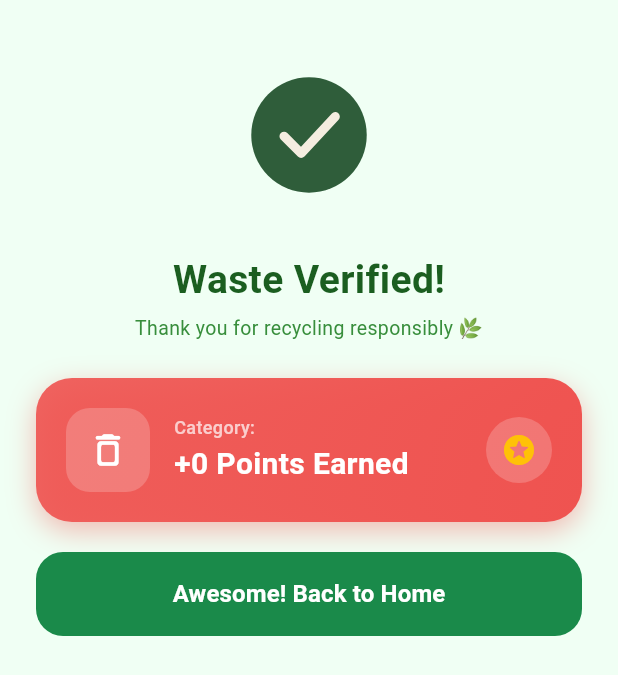
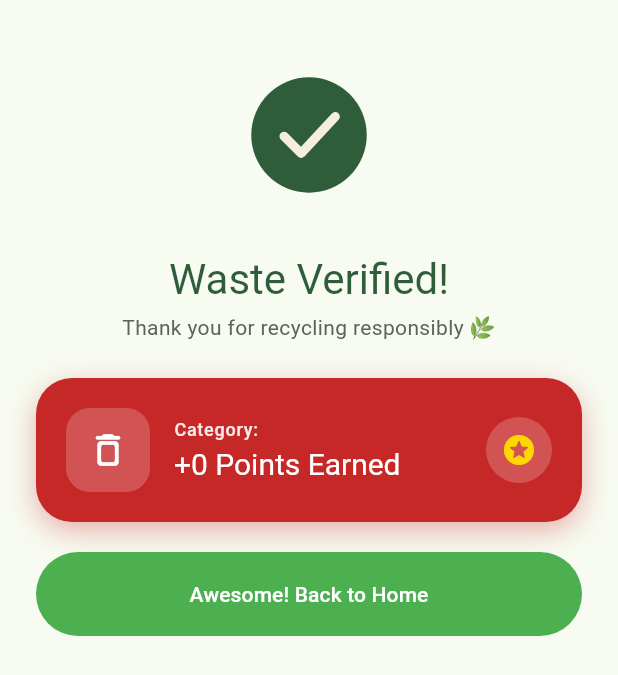
Before and after one commit to JmMoshi16/CAPSTONE-1, a Flutter app: the _SuccessScreen screen opened directly with empty values, on a phone screen of 412 x 824 dp. Shown: the top 675 px of the screen. Run offline on Flutter 3.47's test engine with Material 3 defaults, Android fonts, the phone set to English and light mode, and no system bars; our stand-ins replace cloud_firestore, firebase_auth, firebase_core, fl_chart, flutter_local_notifications, lottie and 1 more; missing offline and left inert: mobile_scanner; accounts and stored records are empty.

Commit message:
Scanner and success screen on design tokens
Back and torch buttons 44 dp (48 dp touch); retry button readable on black;
success card uses deep waste fills so white text passes AA; error dialog themed.

Co-Authored-By: Claude Opus 5.5 <noreply@anthropic.com>

```diff
--- a/lib/screens/customer/qr_scanner_screen.dart
+++ b/lib/screens/customer/qr_scanner_screen.dart
@@ -1,14 +1,15 @@
 import 'package:flutter/material.dart';
-import '../../core/tap.dart';
 import 'package:flutter/services.dart';
 import 'package:mobile_scanner/mobile_scanner.dart';
 import '../../services/firebase_service.dart';
 import '../../services/notification_service.dart';
 import '../../models/models.dart';
 import '../../widgets/eco_animations.dart';
+import '../../widgets/ui.dart';
+import '../../core/theme.dart' show wasteIcon;
 
-const _kGreen = Color(0xFF2ECC71);
-const _kDarkGreen = Color(0xFF1A8A4A);
+/// Scanner accents sit on the camera image, so they use the bright brand mint in both themes.
+const _kScanAccent = AppPalette.mint;
 
 /// Shared points mapping — single source of truth in this file.
 const _kPointsMap = {'Biodegradable': 15, 'Recyclable': 10, 'Residual': 5};
@@ -41,7 +42,7 @@ class _QRScannerScreenState extends State<QRScannerScreen> with SingleTickerProv
     super.initState();
     _scanLineCtrl = AnimationController(
       vsync: this,
-      duration: const Duration(milliseconds: 1500),
+      duration: AppMotion.ambient,
     )..repeat(reverse: true);
     _scanLineAnim = _scanLineCtrl;
     // FIX 7: Detect camera permission denial on start
@@ -145,38 +146,39 @@ class _QRScannerScreenState extends State<QRScannerScreen> with SingleTickerProv
     setState(() => _processing = false);
     showDialog(
       context: context,
-      builder: (_) => AlertDialog(
-        shape: RoundedRectangleBorder(borderRadius: BorderRadius.circular(24)),
+      builder: (ctx) {
+        final c = ctx.colors;
+        return AlertDialog(
           content: Column(mainAxisSize: MainAxisSize.min, children: [
             Container(
               width: 64, height: 64,
-            decoration: BoxDecoration(color: Colors.red.withValues(alpha: 0.1), shape: BoxShape.circle),
-            child: const Icon(Icons.error_rounded, color: Colors.red, size: 36),
+              decoration: BoxDecoration(color: c.dangerContainer, shape: BoxShape.circle),
+              child: Icon(Icons.error_rounded, color: c.danger, size: 36),
             ),
-          const SizedBox(height: 14),
-          Text(title, style: const TextStyle(fontWeight: FontWeight.bold, fontSize: 17), textAlign: TextAlign.center),
-          const SizedBox(height: 6),
-          Text(message, style: const TextStyle(color: Colors.grey, fontSize: 13), textAlign: TextAlign.center),
+            const SizedBox(height: AppSpace.md - 2),
+            Text(title, style: ctx.text.titleLarge, textAlign: TextAlign.center),
+            const SizedBox(height: AppSpace.xs - 2),
+            Text(message, style: ctx.text.bodyMedium!.copyWith(color: c.textSecondary), textAlign: TextAlign.center),
           ]),
           actions: [
-          SizedBox(width: double.infinity,
-            child: ElevatedButton(
+            AppButton(
+              label: 'Try Again',
+              kind: AppButtonKind.danger,
+              height: 48,
               onPressed: () async {
-                Navigator.pop(context);
+                Navigator.pop(ctx);
                 await _controller.start();
               },
-              style: ElevatedButton.styleFrom(backgroundColor: Colors.red,
-                  shape: RoundedRectangleBorder(borderRadius: BorderRadius.circular(12)), elevation: 0),
-              child: const Text('Try Again', style: TextStyle(color: Colors.white, fontWeight: FontWeight.bold)),
-            ),
             ),
           ],
-      ),
+        );
+      },
     );
   }
 
   @override
   Widget build(BuildContext context) {
+    final t = context.text;
     // FIX 7: Permission denied UI
     if (_permissionDenied) {
       return Scaffold(
@@ -189,35 +191,33 @@ class _QRScannerScreenState extends State<QRScannerScreen> with SingleTickerProv
         ),
         body: Center(
           child: Padding(
-            padding: const EdgeInsets.all(32),
+            padding: const EdgeInsets.all(AppSpace.xxl),
             child: Column(mainAxisSize: MainAxisSize.min, children: [
               Container(
                 width: 80, height: 80,
                 decoration: BoxDecoration(color: Colors.white.withValues(alpha: 0.08), shape: BoxShape.circle),
-                child: const Icon(Icons.lock_rounded, color: Colors.white54, size: 40),
+                child: const Icon(Icons.lock_rounded, color: Colors.white70, size: 40),
               ),
-              const SizedBox(height: 20),
-              const Text('Camera Permission Required',
-                  style: TextStyle(color: Colors.white, fontWeight: FontWeight.bold, fontSize: 18),
+              const SizedBox(height: AppSpace.lg),
+              Text('Camera Permission Required',
+                  style: t.titleLarge!.copyWith(color: Colors.white),
                   textAlign: TextAlign.center),
-              const SizedBox(height: 8),
-              const Text('Please allow camera access to scan QR codes',
-                  style: TextStyle(color: Colors.white54, fontSize: 13),
+              const SizedBox(height: AppSpace.xs),
+              Text('Please allow camera access to scan QR codes',
+                  style: t.bodyMedium!.copyWith(color: Colors.white70),
                   textAlign: TextAlign.center),
-              const SizedBox(height: 28),
-              ElevatedButton.icon(
+              const SizedBox(height: AppSpace.xl + 4),
+              FilledButton.icon(
                 onPressed: () async {
                   setState(() => _permissionDenied = false);
                   await _controller.start();
                 },
                 icon: const Icon(Icons.camera_alt_rounded),
                 label: const Text('Retry Camera Access'),
-                style: ElevatedButton.styleFrom(
-                  backgroundColor: _kGreen,
-                  foregroundColor: Colors.white,
-                  padding: const EdgeInsets.symmetric(horizontal: 24, vertical: 14),
-                  shape: RoundedRectangleBorder(borderRadius: BorderRadius.circular(12)),
-                  elevation: 0,
+                style: FilledButton.styleFrom(
+                  backgroundColor: _kScanAccent,
+                  foregroundColor: AppPalette.forestDeep,
+                  padding: const EdgeInsets.symmetric(horizontal: AppSpace.xl, vertical: AppSpace.md - 2),
                 ),
               ),
             ]),
@@ -247,20 +247,19 @@ class _QRScannerScreenState extends State<QRScannerScreen> with SingleTickerProv
           ),
           SafeArea(
             child: Padding(
-              padding: const EdgeInsets.all(16),
+              padding: const EdgeInsets.all(AppSpace.md),
               child: Row(
                 children: [
                   Tap(label: 'Back', tooltip: true,
                     onTap: () => Navigator.pop(context),
                     child: Container(
-                      padding: const EdgeInsets.all(10),
-                      decoration: BoxDecoration(color: Colors.black54, borderRadius: BorderRadius.circular(12)),
+                      width: 44, height: 44,
+                      decoration: BoxDecoration(color: Colors.black54, borderRadius: AppRadius.all(AppRadius.md)),
                       child: const Icon(Icons.arrow_back_ios_new, color: Colors.white, size: 18),
                     ),
                   ),
-                  const SizedBox(width: 12),
-                  const Text('Scan QR Code', style: TextStyle(color: Colors.white, fontWeight: FontWeight.bold, fontSize: 18)),
-                  const Spacer(),
+                  const SizedBox(width: AppSpace.sm),
+                  Expanded(child: Text('Scan QR Code', style: t.titleLarge!.copyWith(color: Colors.white))),
                   // FIX 4: Torch toggle with visual on/off state
                   Tap(label: _torchOn ? 'Turn flashlight off' : 'Turn flashlight on', tooltip: true, selected: _torchOn,
                     onTap: () {
@@ -268,15 +267,15 @@ class _QRScannerScreenState extends State<QRScannerScreen> with SingleTickerProv
                       setState(() => _torchOn = !_torchOn);
                     },
                     child: AnimatedContainer(
-                      duration: const Duration(milliseconds: 200),
-                      padding: const EdgeInsets.all(10),
+                      duration: AppMotion.of(context, AppMotion.medium),
+                      width: 44, height: 44,
                       decoration: BoxDecoration(
-                        color: _torchOn ? Colors.amber : Colors.black54,
-                        borderRadius: BorderRadius.circular(12),
+                        color: _torchOn ? AppPalette.coin[1] : Colors.black54,
+                        borderRadius: AppRadius.all(AppRadius.md),
                       ),
                       child: Icon(
                         _torchOn ? Icons.flash_on_rounded : Icons.flash_off_rounded,
-                        color: Colors.white,
+                        color: _torchOn ? Colors.black : Colors.white,
                         size: 20,
                       ),
                     ),
@@ -288,16 +287,16 @@ class _QRScannerScreenState extends State<QRScannerScreen> with SingleTickerProv
           Align(
             alignment: Alignment.bottomCenter,
             child: Container(
-              margin: const EdgeInsets.fromLTRB(24, 0, 24, 60),
-              padding: const EdgeInsets.all(20),
-              decoration: BoxDecoration(color: Colors.black.withValues(alpha: 0.7), borderRadius: BorderRadius.circular(20)),
+              margin: const EdgeInsets.fromLTRB(AppSpace.xl, 0, AppSpace.xl, AppSpace.xxl * 2),
+              padding: const EdgeInsets.all(AppSpace.lg),
+              decoration: BoxDecoration(color: Colors.black.withValues(alpha: 0.7), borderRadius: AppRadius.all(AppRadius.xl)),
               child: Column(mainAxisSize: MainAxisSize.min, children: [
-                const Icon(Icons.recycling_rounded, color: _kGreen, size: 28),
-                const SizedBox(height: 8),
-                const Text('Point camera at the ECOReward Bin QR code',
-                    style: TextStyle(color: Colors.white, fontSize: 13), textAlign: TextAlign.center),
+                const Icon(Icons.recycling_rounded, color: _kScanAccent, size: 28),
+                const SizedBox(height: AppSpace.xs),
+                Text('Point camera at the ECOReward Bin QR code',
+                    style: t.bodyMedium!.copyWith(color: Colors.white), textAlign: TextAlign.center),
                 if (_processing) ...[
-                  const SizedBox(height: 10),
+                  const SizedBox(height: AppSpace.sm - 2),
                   const EcoLoader(size: 56, semanticLabel: 'Processing QR code'),
                 ],
               ]),
@@ -335,143 +334,113 @@ class _SuccessScreenState extends State<_SuccessScreen> with SingleTickerProvide
   @override
   void initState() {
     super.initState();
-    _animCtrl = AnimationController(vsync: this, duration: const Duration(milliseconds: 700));
-    _fadeAnim = CurvedAnimation(parent: _animCtrl, curve: Curves.easeIn);
+    _animCtrl = AnimationController(vsync: this, duration: AppMotion.slow);
+    _fadeAnim = CurvedAnimation(parent: _animCtrl, curve: AppMotion.standard);
     _animCtrl.forward();
   }
 
   @override
   void dispose() { _animCtrl.dispose(); super.dispose(); }
 
-  Color get _wasteColor {
-    switch (widget.wasteType) {
-      case 'Biodegradable': return const Color(0xFF8BC34A);
-      case 'Recyclable': return const Color(0xFF29B6F6);
-      default: return const Color(0xFFEF5350);
-    }
-  }
-
-  IconData get _wasteIcon {
-    switch (widget.wasteType) {
-      case 'Biodegradable': return Icons.compost_rounded;
-      case 'Recyclable': return Icons.recycling_rounded;
-      default: return Icons.delete_outline_rounded;
-    }
-  }
-
   @override
   Widget build(BuildContext context) {
+    final c = context.colors;
+    final t = context.text;
+    final fill = c.wasteFill(widget.wasteType);
     return Scaffold(
-      backgroundColor: const Color(0xFFF0FFF4),
       body: SafeArea(
         child: SingleChildScrollView(
-          padding: const EdgeInsets.symmetric(horizontal: 24, vertical: 20),
+          padding: const EdgeInsets.symmetric(horizontal: AppSpace.xl, vertical: AppSpace.lg),
           child: FadeTransition(
             opacity: _fadeAnim,
             child: Column(
               children: [
                 // Brand success animation (plays once)
                 const EcoSuccess(size: 140),
-                const SizedBox(height: 8),
-                const Text('Waste Verified!', style: TextStyle(fontSize: 26, fontWeight: FontWeight.bold, color: Color(0xFF1B5E20))),
-                const SizedBox(height: 4),
-                Text('Thank you for recycling responsibly 🌿', style: TextStyle(color: Colors.green.shade700, fontSize: 13)),
-                const SizedBox(height: 24),
+                const SizedBox(height: AppSpace.xs),
+                Text('Waste Verified!', style: t.headlineMedium!.copyWith(color: c.primary)),
+                const SizedBox(height: AppSpace.xxs),
+                Text('Thank you for recycling responsibly 🌿', style: t.bodyMedium!.copyWith(color: c.textSecondary)),
+                const SizedBox(height: AppSpace.xl),
 
                 // ── New badges notification ──
                 if (widget.newBadges.isNotEmpty) ...[
                   Container(
                     width: double.infinity,
-                    padding: const EdgeInsets.all(16),
-                    decoration: BoxDecoration(
-                      gradient: const LinearGradient(
-                        colors: [Color(0xFFFFF8E1), Color(0xFFFFF3CD)],
-                        begin: Alignment.topLeft, end: Alignment.bottomRight,
-                      ),
-                      borderRadius: BorderRadius.circular(20),
-                      border: Border.all(color: Colors.amber.shade300),
-                    ),
+                    padding: const EdgeInsets.all(AppSpace.md),
+                    decoration: cardDecoration(context, color: c.isDark ? c.surface : const Color(0xFFFFF8E1),
+                        borderColor: c.gold.withValues(alpha: 0.5)),
                     child: Column(
                       crossAxisAlignment: CrossAxisAlignment.start,
                       children: [
-                        const Row(children: [
-                          Icon(Icons.emoji_events_rounded, color: Colors.amber, size: 20),
-                          SizedBox(width: 8),
-                          Text('Badge Unlocked!', style: TextStyle(fontWeight: FontWeight.bold, fontSize: 14, color: Color(0xFF7B5800))),
+                        Row(children: [
+                          Icon(Icons.emoji_events_rounded, color: c.gold, size: 20),
+                          const SizedBox(width: AppSpace.xs),
+                          Text('Badge Unlocked!', style: t.titleSmall!.copyWith(color: c.gold, fontWeight: FontWeight.w700)),
                         ]),
-                        const SizedBox(height: 10),
+                        const SizedBox(height: AppSpace.sm - 2),
                         ...widget.newBadges.map((id) {
                           final info = FirebaseService.getBadgeInfo(id);
                           return Padding(
-                            padding: const EdgeInsets.only(bottom: 6),
+                            padding: const EdgeInsets.only(bottom: AppSpace.xs - 2),
                             child: Row(children: [
                               Text(info['icon'] as String, style: const TextStyle(fontSize: 22)),
-                              const SizedBox(width: 10),
-                              Column(crossAxisAlignment: CrossAxisAlignment.start, children: [
-                                Text(info['label'] as String, style: const TextStyle(fontWeight: FontWeight.bold, fontSize: 13, color: Color(0xFF5D4037))),
-                                Text(info['desc'] as String, style: const TextStyle(color: Colors.brown, fontSize: 11)),
-                              ]),
+                              const SizedBox(width: AppSpace.sm - 2),
+                              Expanded(child: Column(crossAxisAlignment: CrossAxisAlignment.start, children: [
+                                Text(info['label'] as String, style: t.titleSmall!.copyWith(fontWeight: FontWeight.w700)),
+                                Text(info['desc'] as String, style: t.bodySmall),
+                              ])),
                             ]),
                           );
                         }),
                       ],
                     ),
                   ),
-                  const SizedBox(height: 16),
+                  const SizedBox(height: AppSpace.md),
                 ],
 
-                // Points card
+                // Points card (white text on a deep waste-type fill: at least 5.6:1)
                 Container(
-                  padding: const EdgeInsets.all(20),
+                  padding: const EdgeInsets.all(AppSpace.lg),
                   decoration: BoxDecoration(
-                    gradient: LinearGradient(
-                      colors: [_wasteColor.withValues(alpha: 0.9), _wasteColor],
-                      begin: Alignment.topLeft, end: Alignment.bottomRight,
-                    ),
-                    borderRadius: BorderRadius.circular(24),
-                    boxShadow: [BoxShadow(color: _wasteColor.withValues(alpha: 0.4), blurRadius: 16, offset: const Offset(0, 6))],
+                    color: fill,
+                    borderRadius: AppRadius.all(AppRadius.xl + 4),
+                    boxShadow: AppShadows.of(context,
+                        [BoxShadow(color: fill.withValues(alpha: 0.35), blurRadius: 16, offset: const Offset(0, 6))]),
                   ),
                   child: Row(children: [
                     Container(
                       width: 56, height: 56,
-                      decoration: BoxDecoration(color: Colors.white.withValues(alpha: 0.2), borderRadius: BorderRadius.circular(16)),
-                      child: Icon(_wasteIcon, color: Colors.white, size: 28),
+                      decoration: BoxDecoration(color: Colors.white.withValues(alpha: 0.2), borderRadius: AppRadius.all(AppRadius.lg)),
+                      child: Icon(wasteIcon(widget.wasteType), color: Colors.white, size: 28),
                     ),
-                    const SizedBox(width: 16),
+                    const SizedBox(width: AppSpace.md),
                     Expanded(child: Column(crossAxisAlignment: CrossAxisAlignment.start, children: [
                       Text('Category: ${widget.wasteType}',
-                          style: const TextStyle(color: Colors.white70, fontSize: 12, fontWeight: FontWeight.w500)),
+                          style: t.labelMedium!.copyWith(color: Colors.white.withValues(alpha: 0.9), fontWeight: FontWeight.w500)),
                       const SizedBox(height: 2),
                       Text('+${widget.points} Points Earned',
-                          style: const TextStyle(color: Colors.white, fontSize: 20, fontWeight: FontWeight.bold)),
+                          style: t.titleLarge!.copyWith(color: Colors.white, fontSize: 20)),
                       if (widget.multiplier > 1.0)
                         Text('Includes ${widget.multiplier == 2.0 ? '2' : '1.5'}× streak bonus 🔥',
-                            style: const TextStyle(color: Colors.white70, fontSize: 11)),
+                            style: t.labelSmall!.copyWith(color: Colors.white.withValues(alpha: 0.9))),
                     ])),
                     Container(
-                      padding: const EdgeInsets.all(10),
+                      padding: const EdgeInsets.all(AppSpace.sm - 2),
                       decoration: BoxDecoration(color: Colors.white.withValues(alpha: 0.2), shape: BoxShape.circle),
-                      child: const Icon(Icons.stars_rounded, color: Colors.amber, size: 24),
+                      child: Icon(Icons.stars_rounded, color: AppPalette.coin[1], size: 24),
                     ),
                   ]),
                 ),
-                const SizedBox(height: 20),
+                const SizedBox(height: AppSpace.lg),
 
                 // Done button
-                SizedBox(
-                  width: double.infinity, height: 56,
-                  child: ElevatedButton(
+                AppButton(
+                  label: 'Awesome! Back to Home',
+                  height: 56,
                   onPressed: () => Navigator.pop(context),
-                    style: ElevatedButton.styleFrom(
-                      backgroundColor: _kDarkGreen,
-                      shape: RoundedRectangleBorder(borderRadius: BorderRadius.circular(18)),
-                      elevation: 0,
                 ),
-                    child: const Text('Awesome! Back to Home',
-                        style: TextStyle(color: Colors.white, fontWeight: FontWeight.bold, fontSize: 16)),
-                  ),
-                ),
-                const SizedBox(height: 20),
+                const SizedBox(height: AppSpace.lg),
               ],
             ),
           ),
@@ -501,7 +470,7 @@ class _ScanOverlayPainter extends CustomPainter {
       ),
       paint,
     );
-    final cp = Paint()..color = _kGreen..strokeWidth = 3.5..style = PaintingStyle.stroke..strokeCap = StrokeCap.round;
+    final cp = Paint()..color = _kScanAccent..strokeWidth = 3.5..style = PaintingStyle.stroke..strokeCap = StrokeCap.round;
     const c = 28.0;
     canvas.drawLine(Offset(left, top + c), Offset(left, top), cp);
     canvas.drawLine(Offset(left, top), Offset(left + c, top), cp);
@@ -515,7 +484,7 @@ class _ScanOverlayPainter extends CustomPainter {
     // Animated scan line moves from top to bottom of scan zone
     final lineY = top + scanSize * scanProgress;
     final linePaint = Paint()
-      ..shader = LinearGradient(colors: [Colors.transparent, _kGreen.withValues(alpha: 0.8), Colors.transparent])
+      ..shader = LinearGradient(colors: [Colors.transparent, _kScanAccent.withValues(alpha: 0.8), Colors.transparent])
           .createShader(Rect.fromLTWH(left, lineY, scanSize, 2));
     canvas.drawLine(Offset(left, lineY), Offset(left + scanSize, lineY), linePaint..strokeWidth = 2);
   }
```
Lines whose indentation alone changed are shown as unchanged.
